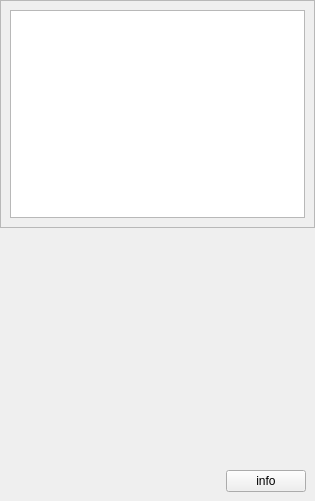
First picture: the form in ui/sensorwidget.ui, repository sirius2beta/GPBase, before the edit.
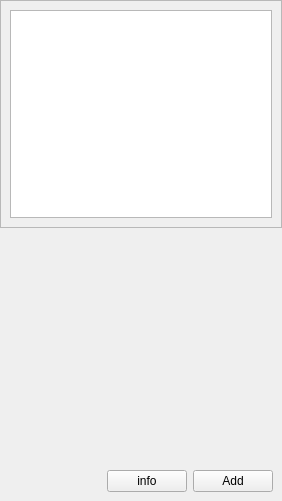
Second picture: the form after the edit.

```diff
--- a/ui/sensorwidget.ui
+++ b/ui/sensorwidget.ui
@@ -6,12 +6,12 @@
    <rect>
     <x>0</x>
     <y>0</y>
-    <width>315</width>
+    <width>282</width>
     <height>501</height>
    </rect>
   </property>
   <property name="sizePolicy">
-   <sizepolicy hsizetype="Preferred" vsizetype="Preferred">
+   <sizepolicy hsizetype="Fixed" vsizetype="Preferred">
     <horstretch>0</horstretch>
     <verstretch>8</verstretch>
    </sizepolicy>
@@ -60,8 +60,8 @@
        <rect>
         <x>0</x>
         <y>0</y>
-        <width>313</width>
-        <height>223</height>
+        <width>280</width>
+        <height>228</height>
        </rect>
       </property>
       <layout class="QVBoxLayout" name="verticalLayout_6">
@@ -111,6 +111,13 @@
         </property>
        </widget>
       </item>
+      <item>
+       <widget class="QPushButton" name="addButton">
+        <property name="text">
+         <string>Add</string>
+        </property>
+       </widget>
+      </item>
      </layout>
     </widget>
    </item>
```
